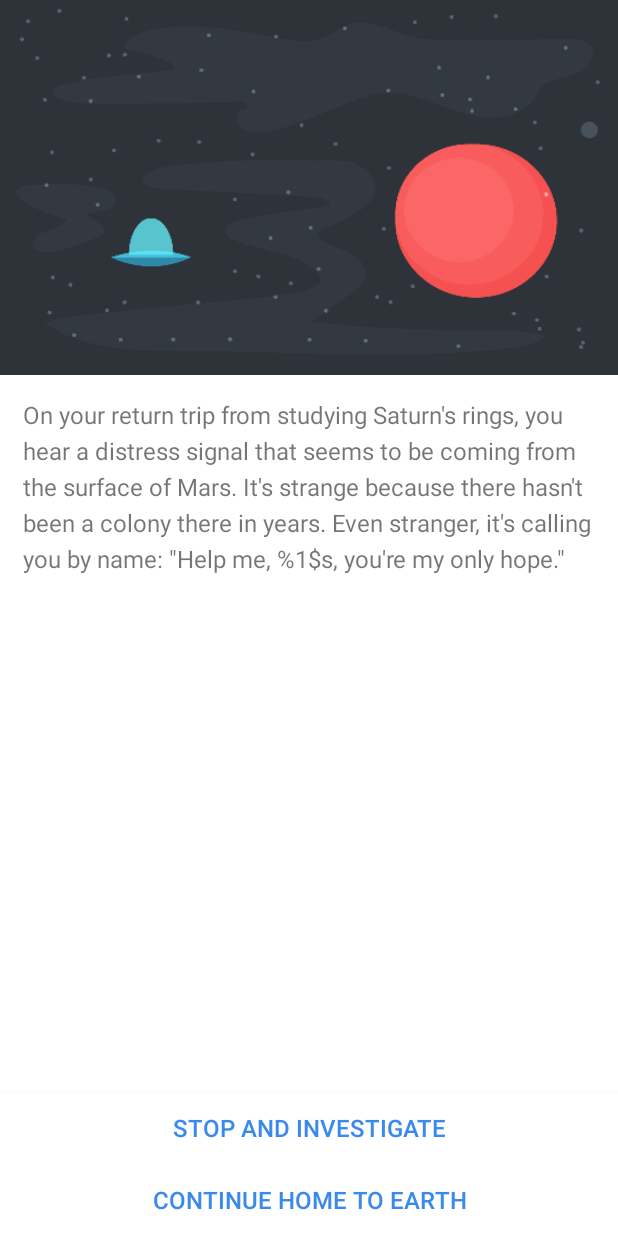
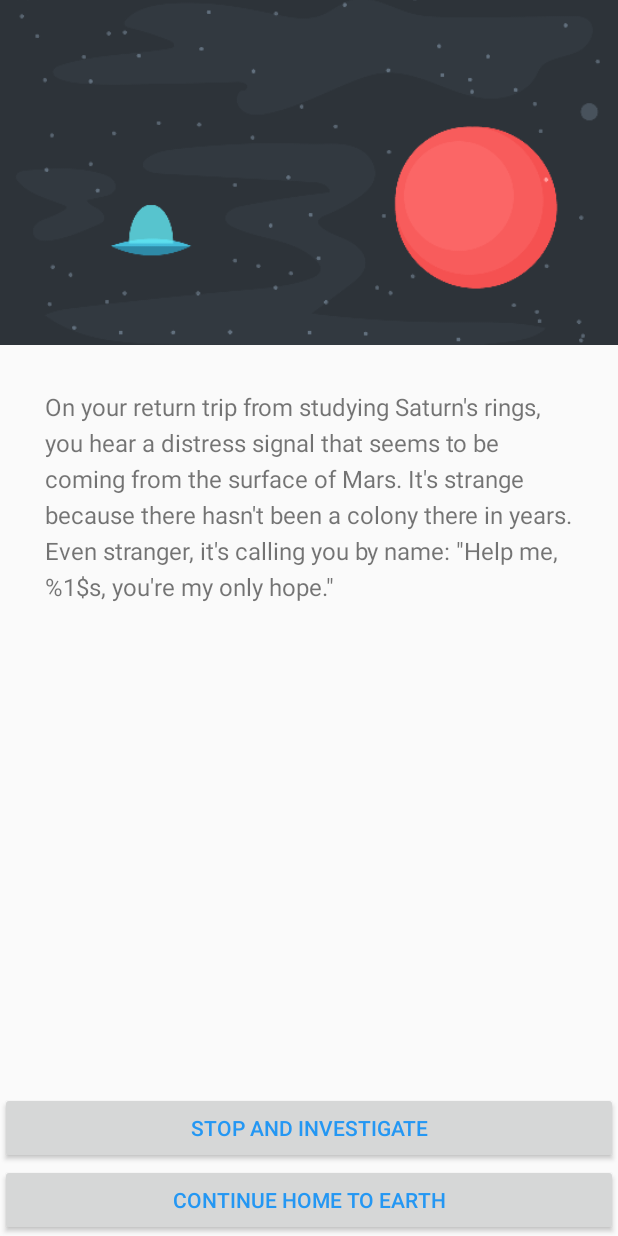
Before and after one commit to nwy140/GieptionTuts, an Android app: the layout activity_story.xml on its own in the app's theme, with its tools: preview values and no code run, on a phone screen of 412 x 824 dp. Run offline under Robolectric (Android 15) with nearby library versions, the phone set to English and light mode, and no system bars.

Commit message:
Day 2 Created a Scroll View and place a linear layout that contains iv and tv in activity_Story

```diff
--- a/LazerApps/Interactor/app/src/main/AndroidManifest.xml
+++ b/LazerApps/Interactor/app/src/main/AndroidManifest.xml
@@ -16,6 +16,7 @@
                 <category android:name="android.intent.category.LAUNCHER" />
             </intent-filter>
         </activity>
+        <activity android:name=".StoryActivity"></activity>
     </application>
 
 </manifest>
--- /dev/null
+++ b/LazerApps/Interactor/app/src/main/java/com/silentwolfstudios/user/interactor/StoryActivity.java
@@ -0,0 +1,13 @@
+package com.silentwolfstudios.user.interactor;
+
+import android.support.v7.app.AppCompatActivity;
+import android.os.Bundle;
+
+public class StoryActivity extends AppCompatActivity {
+
+    @Override
+    protected void onCreate(Bundle savedInstanceState) {
+        super.onCreate(savedInstanceState);
+        setContentView(R.layout.activity_story);
+    }
+}
--- a/LazerApps/Interactor/app/src/main/res/layout/activity_main.xml
+++ b/LazerApps/Interactor/app/src/main/res/layout/activity_main.xml
@@ -23,12 +23,12 @@
         android:layout_width="match_parent"
         android:layout_height="wrap_content"
         android:layout_marginBottom="8dp"
-        android:hint="Please Insert your Name"
         app:layout_constraintBottom_toBottomOf="parent"
         app:layout_constraintLeft_toLeftOf="parent"
         app:layout_constraintRight_toRightOf="parent"
         app:layout_constraintTop_toBottomOf="@id/guidelineHorizontal2"
-
+        android:maxLines="1"
+        android:hint="Please Insert your Name"
         />
 
     <Button
@@ -54,5 +54,4 @@
         android:orientation="horizontal"
         app:layout_constraintGuide_percent="0.8" />
 
-
 </android.support.constraint.ConstraintLayout>
--- a/LazerApps/Interactor/app/src/main/res/layout/activity_story.xml
+++ b/LazerApps/Interactor/app/src/main/res/layout/activity_story.xml
@@ -4,69 +4,84 @@
     xmlns:tools="http://schemas.android.com/tools"
     android:layout_width="match_parent"
     android:layout_height="match_parent"
-    tools:context=".ui.StoryActivity">
+    tools:context=".StoryActivity">
 
-    <Button
-        android:id="@+id/choice2Button"
-        android:layout_width="match_parent"
+    <android.support.constraint.Guideline
+        android:id="@+id/guidelineHorizontal"
+        android:layout_width="wrap_content"
         android:layout_height="wrap_content"
-        app:layout_constraintLeft_toLeftOf="parent"
-        app:layout_constraintRight_toRightOf="parent"
-        app:layout_constraintBottom_toBottomOf="parent"
-        tools:text="@string/page0_choice2"
-        android:background="@android:color/white"
-        android:textColor="#3A8AEC"
-        android:textSize="16sp"/>
+        android:orientation="horizontal"
+        app:layout_constraintGuide_percent="0.5"
+        />
+    <!--Helper for ivStoryScene-->
 
-    <Button
-        android:id="@+id/choice1Button"
-        android:layout_width="match_parent"
+    <android.support.constraint.Guideline
+        android:id="@+id/guidelineHorizontal2"
+        android:layout_width="wrap_content"
         android:layout_height="wrap_content"
-        app:layout_constraintLeft_toLeftOf="parent"
-        app:layout_constraintRight_toRightOf="parent"
-        app:layout_constraintBottom_toTopOf="@id/choice2Button"
-        tools:text="@string/page0_choice1"
-        android:background="@android:color/white"
-        android:textColor="#3A8AEC"
-        android:textSize="16sp"/>
+        android:orientation="horizontal"
+        app:layout_constraintGuide_percent="0.9" />
+
 
     <ScrollView
-        android:layout_width="0dp"
+        android:layout_width="match_parent"
         android:layout_height="0dp"
-        android:fillViewport="true"
-        app:layout_constraintBottom_toTopOf="@+id/choice1Button"
+
         app:layout_constraintLeft_toLeftOf="parent"
         app:layout_constraintRight_toRightOf="parent"
         app:layout_constraintTop_toTopOf="parent"
-        android:background="@android:color/white">
-
+        app:layout_constraintBottom_toTopOf="@id/btStoryChoice1"
+        >
         <LinearLayout
             android:layout_width="match_parent"
-            android:layout_height="wrap_content"
+            android:layout_height="match_parent"
             android:orientation="vertical">
 
-            <!--tools:src is for temporary showing only-->
 
             <ImageView
-                android:id="@+id/pageImageView"
+                android:id="@+id/ivStoryScene"
                 android:layout_width="match_parent"
-                android:layout_height="250dp"
-                android:adjustViewBounds="true"
-                android:scaleType="fitXY"
-                tools:src="@drawable/page0" />
+                android:layout_height="wrap_content"
+                android:scaleType="centerCrop"
+                android:src="@drawable/page0"
+                />
 
             <TextView
-                android:id="@+id/storyTextView"
+                android:id="@+id/tvStoryText"
                 android:layout_width="match_parent"
                 android:layout_height="wrap_content"
-                android:layout_margin="15dp"
+                android:layout_marginBottom="8dp"
+                android:layout_marginLeft="30dp"
+                android:layout_marginRight="30dp"
+                android:layout_marginTop="30dp"
                 android:lineSpacingExtra="5dp"
-                android:textSize="16sp"
-                tools:text="@string/page0" />
+                android:text="@string/page0"
+                android:textSize="16dp"
+                />
 
         </LinearLayout>
+    </ScrollView>
+    <Button
+        android:id="@+id/btStoryChoice1"
+        android:layout_width="match_parent"
+        android:layout_height="wrap_content"
+        android:text="@string/page0_choice1"
+        android:textColor="@color/colorAccent"
 
-    </ScrollView>
+        app:layout_constraintBottom_toTopOf="@+id/btStoryChoice2"
+        app:layout_constraintLeft_toLeftOf="parent"
+        app:layout_constraintRight_toRightOf="parent"
+        />
 
+    <Button
+        android:id="@+id/btStoryChoice2"
+        android:layout_width="match_parent"
+        android:layout_height="wrap_content"
+        android:textColor="@color/colorAccent"
+        app:layout_constraintBottom_toBottomOf="parent"
+        app:layout_constraintLeft_toLeftOf="parent"
+        app:layout_constraintRight_toRightOf="parent"
+
+        android:text="@string/page0_choice2"/>
 
 </android.support.constraint.ConstraintLayout>
```
